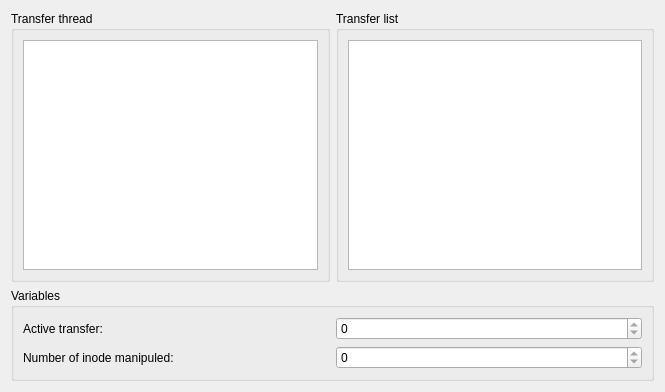
Above: plugins/CopyEngine/Ultracopier-Spec/debugDialog.ui from alphaonex86/Ultracopier before the change. Below: the same form after it.
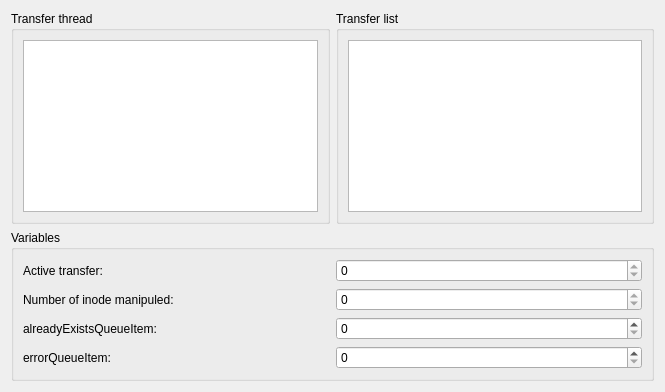
That is the form after the change.

```diff
--- a/plugins/CopyEngine/Ultracopier-Spec/debugDialog.ui
+++ b/plugins/CopyEngine/Ultracopier-Spec/debugDialog.ui
@@ -4,6 +4,8 @@
  <widget class="QWidget" name="debugDialog">
   <property name="geometry">
    <rect>
+    <x>0</x>
+    <y>0</y>
     <width>665</width>
     <height>392</height>
    </rect>
@@ -61,6 +63,19 @@
         </property>
        </widget>
       </item>
+      <item row="2" column="1">
+       <widget class="QSpinBox" name="alreadyExistsQueue"/>
+      </item>
+      <item row="1" column="1">
+       <widget class="QSpinBox" name="spinBoxNumberOfInode">
+        <property name="readOnly">
+         <bool>true</bool>
+        </property>
+        <property name="maximum">
+         <number>9999</number>
+        </property>
+       </widget>
+      </item>
       <item row="0" column="1">
        <widget class="QSpinBox" name="spinBoxActiveTransfer">
         <property name="readOnly">
@@ -78,13 +93,20 @@
         </property>
        </widget>
       </item>
-      <item row="1" column="1">
-       <widget class="QSpinBox" name="spinBoxNumberOfInode">
-        <property name="readOnly">
-         <bool>true</bool>
+      <item row="3" column="1">
+       <widget class="QSpinBox" name="errorQueue"/>
+      </item>
+      <item row="2" column="0">
+       <widget class="QLabel" name="label_3">
+        <property name="text">
+         <string>alreadyExistsQueueItem:</string>
         </property>
-        <property name="maximum">
-         <number>9999</number>
+       </widget>
+      </item>
+      <item row="3" column="0">
+       <widget class="QLabel" name="label_4">
+        <property name="text">
+         <string>errorQueueItem:</string>
         </property>
        </widget>
       </item>
```
